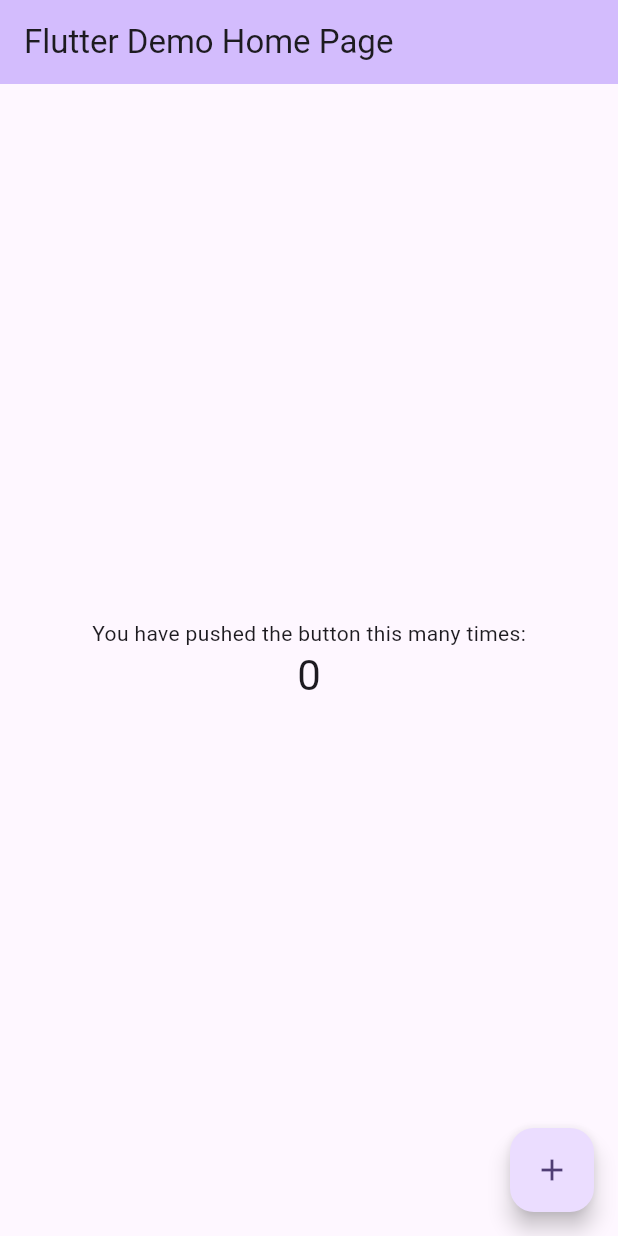
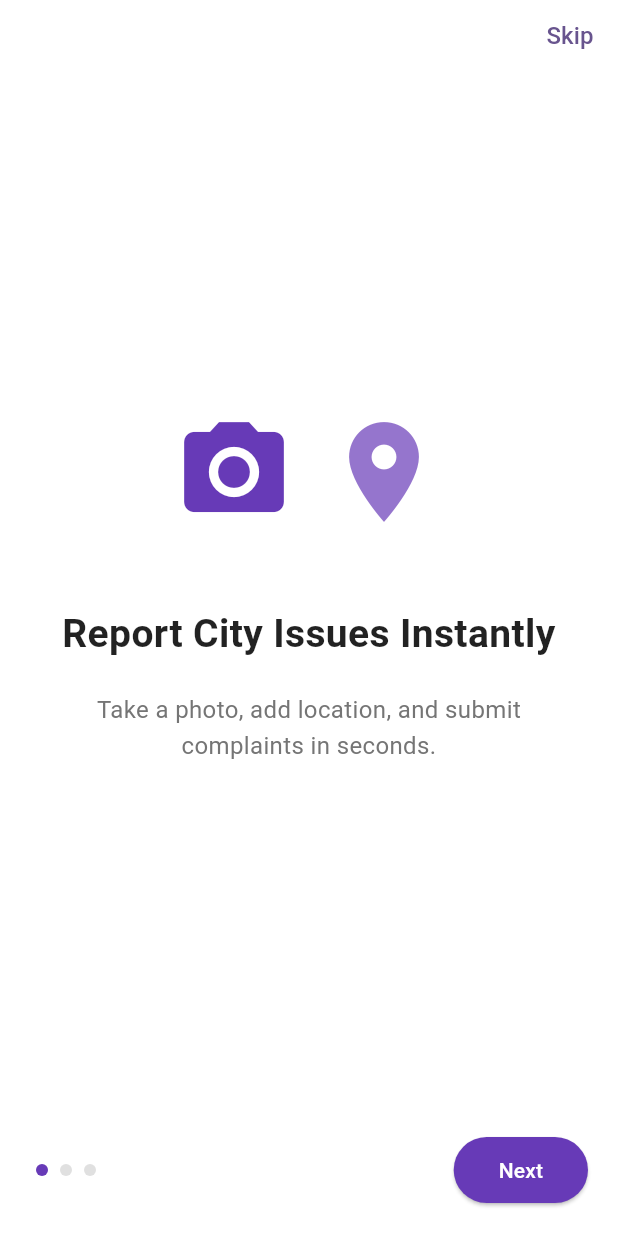
Before and after one commit to raghav28-git/Citizen_issue_system, a Flutter app: the screen it shows after launch, on a phone screen of 412 x 824 dp. Run offline on Flutter 3.47's test engine with Material 3 defaults, Android fonts, the light colour scheme and no system bars; our stand-ins replace firebase_auth, firebase_core; accounts and stored records are empty.

Commit message:
rough splash,onboard,sign-up

```diff
--- a/lib/main.dart
+++ b/lib/main.dart
@@ -1,125 +1,35 @@
 import 'package:flutter/material.dart';
 import 'package:firebase_core/firebase_core.dart';
+import 'splash_screen.dart';
 
-void main() async {
-  WidgetsFlutterBinding.ensureInitialized();
-  await Firebase.initializeApp();
+void main() {
   runApp(const MyApp());
 }
 
 class MyApp extends StatelessWidget {
   const MyApp({super.key});
 
-  // This widget is the root of your application.
   @override
   Widget build(BuildContext context) {
     return MaterialApp(
-      title: 'Flutter Demo',
+      title: 'Citizen Issue System',
       theme: ThemeData(
-        // This is the theme of your application.
-        //
-        // TRY THIS: Try running your application with "flutter run". You'll see
-        // the application has a purple toolbar. Then, without quitting the app,
-        // try changing the seedColor in the colorScheme below to Colors.green
-        // and then invoke "hot reload" (save your changes or press the "hot
-        // reload" button in a Flutter-supported IDE, or press "r" if you used
-        // the command line to start the app).
-        //
-        // Notice that the counter didn't reset back to zero; the application
-        // state is not lost during the reload. To reset the state, use hot
-        // restart instead.
-        //
-        // This works for code too, not just values: Most code changes can be
-        // tested with just a hot reload.
         colorScheme: ColorScheme.fromSeed(seedColor: Colors.deepPurple),
       ),
-      home: const MyHomePage(title: 'Flutter Demo Home Page'),
+      home: FutureBuilder(
+        future: Firebase.initializeApp(),
+        builder: (context, snapshot) {
+          if (snapshot.connectionState == ConnectionState.done) {
+            return const SplashScreen();
+          }
+          return const Scaffold(
+            backgroundColor: Colors.black,
+            body: Center(
+              child: CircularProgressIndicator(color: Colors.white),
+            ),
+          );
+        },
+      ),
     );
   }
 }
-
-class MyHomePage extends StatefulWidget {
-  const MyHomePage({super.key, required this.title});
-
-  // This widget is the home page of your application. It is stateful, meaning
-  // that it has a State object (defined below) that contains fields that affect
-  // how it looks.
-
-  // This class is the configuration for the state. It holds the values (in this
-  // case the title) provided by the parent (in this case the App widget) and
-  // used by the build method of the State. Fields in a Widget subclass are
-  // always marked "final".
-
-  final String title;
-
-  @override
-  State<MyHomePage> createState() => _MyHomePageState();
-}
-
-class _MyHomePageState extends State<MyHomePage> {
-  int _counter = 0;
-
-  void _incrementCounter() {
-    setState(() {
-      // This call to setState tells the Flutter framework that something has
-      // changed in this State, which causes it to rerun the build method below
-      // so that the display can reflect the updated values. If we changed
-      // _counter without calling setState(), then the build method would not be
-      // called again, and so nothing would appear to happen.
-      _counter++;
-    });
-  }
-
-  @override
-  Widget build(BuildContext context) {
-    // This method is rerun every time setState is called, for instance as done
-    // by the _incrementCounter method above.
-    //
-    // The Flutter framework has been optimized to make rerunning build methods
-    // fast, so that you can just rebuild anything that needs updating rather
-    // than having to individually change instances of widgets.
-    return Scaffold(
-      appBar: AppBar(
-        // TRY THIS: Try changing the color here to a specific color (to
-        // Colors.amber, perhaps?) and trigger a hot reload to see the AppBar
-        // change color while the other colors stay the same.
-        backgroundColor: Theme.of(context).colorScheme.inversePrimary,
-        // Here we take the value from the MyHomePage object that was created by
-        // the App.build method, and use it to set our appbar title.
-        title: Text(widget.title),
-      ),
-      body: Center(
-        // Center is a layout widget. It takes a single child and positions it
-        // in the middle of the parent.
-        child: Column(
-          // Column is also a layout widget. It takes a list of children and
-          // arranges them vertically. By default, it sizes itself to fit its
-          // children horizontally, and tries to be as tall as its parent.
-          //
-          // Column has various properties to control how it sizes itself and
-          // how it positions its children. Here we use mainAxisAlignment to
-          // center the children vertically; the main axis here is the vertical
-          // axis because Columns are vertical (the cross axis would be
-          // horizontal).
-          //
-          // TRY THIS: Invoke "debug painting" (choose the "Toggle Debug Paint"
-          // action in the IDE, or press "p" in the console), to see the
-          // wireframe for each widget.
-          mainAxisAlignment: MainAxisAlignment.center,
-          children: <Widget>[
-            const Text('You have pushed the button this many times:'),
-            Text(
-              '$_counter',
-              style: Theme.of(context).textTheme.headlineMedium,
-            ),
-          ],
-        ),
-      ),
-      floatingActionButton: FloatingActionButton(
-        onPressed: _incrementCounter,
-        tooltip: 'Increment',
-        child: const Icon(Icons.add),
-      ), // This trailing comma makes auto-formatting nicer for build methods.
-    );
-  }
-}
--- /dev/null
+++ b/lib/onboarding_screen.dart
@@ -0,0 +1,219 @@
+import 'package:flutter/material.dart';
+import 'signup_page.dart';
+
+class OnboardingScreen extends StatefulWidget {
+  const OnboardingScreen({super.key});
+
+  @override
+  State<OnboardingScreen> createState() => _OnboardingScreenState();
+}
+
+class _OnboardingScreenState extends State<OnboardingScreen> {
+  final PageController _pageController = PageController();
+  int _currentPage = 0;
+
+  final List<OnboardingData> _pages = [
+    OnboardingData(
+      icon: Icons.camera_alt,
+      secondIcon: Icons.location_on,
+      title: 'Report City Issues Instantly',
+      subtitle: 'Take a photo, add location, and submit complaints in seconds.',
+    ),
+    OnboardingData(
+      icon: Icons.notifications_active,
+      secondIcon: Icons.trending_up,
+      title: 'Track Status in Real-Time',
+      subtitle: 'Get updates when your issue is being resolved.',
+    ),
+    OnboardingData(
+      icon: Icons.location_city,
+      secondIcon: Icons.handshake,
+      title: 'Be Part of the Change',
+      subtitle: 'Help authorities maintain a better city.',
+    ),
+  ];
+
+  void _onPageChanged(int page) {
+    setState(() {
+      _currentPage = page;
+    });
+  }
+
+  void _navigateToSignUp() {
+    Navigator.pushReplacement(
+      context,
+      MaterialPageRoute(builder: (context) => const SignUpPage()),
+    );
+  }
+
+  @override
+  Widget build(BuildContext context) {
+    return Scaffold(
+      backgroundColor: Colors.white,
+      body: SafeArea(
+        child: Column(
+          children: [
+            Align(
+              alignment: Alignment.topRight,
+              child: TextButton(
+                onPressed: _navigateToSignUp,
+                child: const Text('Skip', style: TextStyle(fontSize: 16)),
+              ),
+            ),
+            Expanded(
+              child: PageView.builder(
+                controller: _pageController,
+                onPageChanged: _onPageChanged,
+                itemCount: _pages.length,
+                itemBuilder: (context, index) {
+                  return _buildPage(_pages[index]);
+                },
+              ),
+            ),
+            Padding(
+              padding: const EdgeInsets.all(20),
+              child: Row(
+                mainAxisAlignment: MainAxisAlignment.spaceBetween,
+                children: [
+                  Row(
+                    children: List.generate(
+                      _pages.length,
+                      (index) => Container(
+                        margin: const EdgeInsets.symmetric(horizontal: 4),
+                        width: 8,
+                        height: 8,
+                        decoration: BoxDecoration(
+                          shape: BoxShape.circle,
+                          color: _currentPage == index ? Colors.deepPurple : Colors.grey.shade300,
+                        ),
+                      ),
+                    ),
+                  ),
+                  ElevatedButton(
+                    onPressed: () {
+                      if (_currentPage == _pages.length - 1) {
+                        _navigateToSignUp();
+                      } else {
+                        _pageController.nextPage(
+                          duration: const Duration(milliseconds: 300),
+                          curve: Curves.easeInOut,
+                        );
+                      }
+                    },
+                    style: ElevatedButton.styleFrom(
+                      backgroundColor: Colors.deepPurple,
+                      foregroundColor: Colors.white,
+                      padding: const EdgeInsets.symmetric(horizontal: 30, vertical: 12),
+                    ),
+                    child: Text(_currentPage == _pages.length - 1 ? 'Get Started' : 'Next'),
+                  ),
+                ],
+              ),
+            ),
+          ],
+        ),
+      ),
+    );
+  }
+
+  Widget _buildPage(OnboardingData data) {
+    return Padding(
+      padding: const EdgeInsets.all(40),
+      child: Column(
+        mainAxisAlignment: MainAxisAlignment.center,
+        children: [
+          Row(
+            mainAxisAlignment: MainAxisAlignment.center,
+            children: [
+              Icon(data.icon, size: 80, color: Colors.deepPurple),
+              if (data.secondIcon != null) ...[
+                const SizedBox(width: 20),
+                Icon(data.secondIcon, size: 80, color: Colors.deepPurple.shade300),
+              ],
+            ],
+          ),
+          const SizedBox(height: 50),
+          Text(
+            data.title,
+            textAlign: TextAlign.center,
+            style: const TextStyle(
+              fontSize: 26,
+              fontWeight: FontWeight.bold,
+              color: Colors.black87,
+            ),
+          ),
+          const SizedBox(height: 20),
+          Text(
+            data.subtitle,
+            textAlign: TextAlign.center,
+            style: TextStyle(
+              fontSize: 16,
+              color: Colors.grey.shade600,
+              height: 1.5,
+            ),
+          ),
+        ],
+      ),
+    );
+  }
+}
+
+class OnboardingData {
+  final IconData icon;
+  final IconData? secondIcon;
+  final String title;
+  final String subtitle;
+
+  OnboardingData({
+    required this.icon,
+    this.secondIcon,
+    required this.title,
+    required this.subtitle,
+  });
+}
+
+class MyHomePage extends StatefulWidget {
+  const MyHomePage({super.key, required this.title});
+
+  final String title;
+
+  @override
+  State<MyHomePage> createState() => _MyHomePageState();
+}
+
+class _MyHomePageState extends State<MyHomePage> {
+  int _counter = 0;
+
+  void _incrementCounter() {
+    setState(() {
+      _counter++;
+    });
+  }
+
+  @override
+  Widget build(BuildContext context) {
+    return Scaffold(
+      appBar: AppBar(
+        backgroundColor: Theme.of(context).colorScheme.inversePrimary,
+        title: Text(widget.title),
+      ),
+      body: Center(
+        child: Column(
+          mainAxisAlignment: MainAxisAlignment.center,
+          children: <Widget>[
+            const Text('You have pushed the button this many times:'),
+            Text(
+              '$_counter',
+              style: Theme.of(context).textTheme.headlineMedium,
+            ),
+          ],
+        ),
+      ),
+      floatingActionButton: FloatingActionButton(
+        onPressed: _incrementCounter,
+        tooltip: 'Increment',
+        child: const Icon(Icons.add),
+      ),
+    );
+  }
+}
```
Also changed, not shown: lib/signup_page.dart (added, +189 -0 lines), lib/splash_screen.dart (added, +101 -0 lines).
